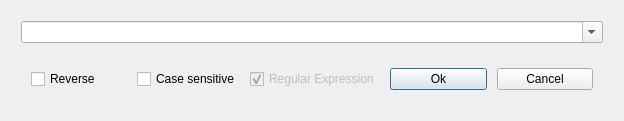
Qt form production/subsystems/ui/ui/grepwindow.ui (ratelware/logan) before a commit.
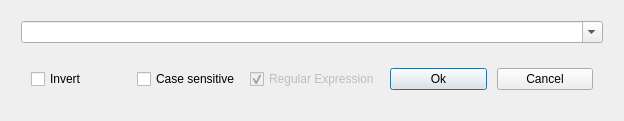
The same form after that commit.

What changed in the file:
```diff
--- a/production/subsystems/ui/ui/grepwindow.ui
+++ b/production/subsystems/ui/ui/grepwindow.ui
@@ -107,7 +107,7 @@
        <item>
         <widget class="QCheckBox" name="isReverse">
          <property name="text">
-          <string>Reverse</string>
+          <string>Invert</string>
          </property>
         </widget>
        </item>
```
Left out of the diff: 2 changed lines with no effect on the pictures.
